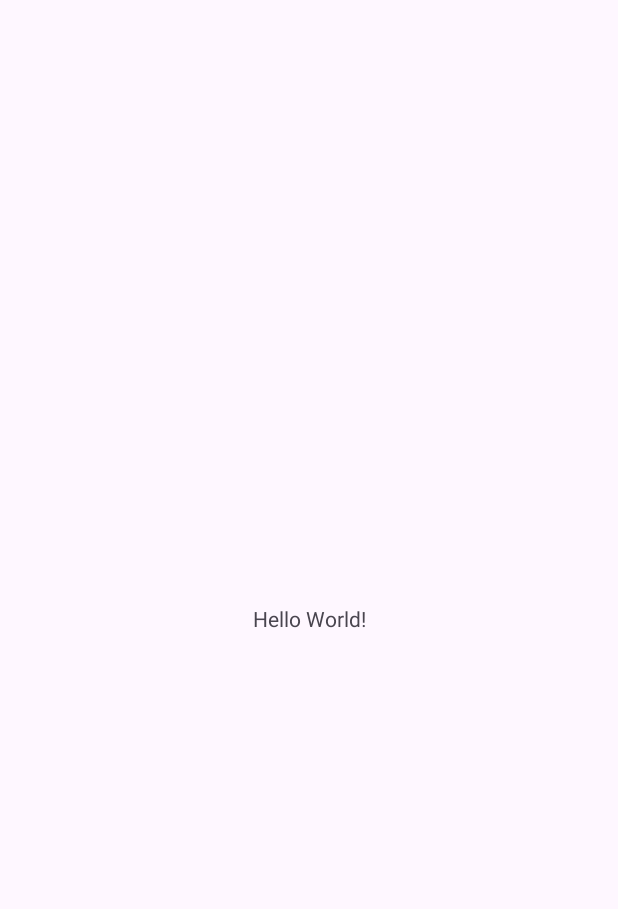
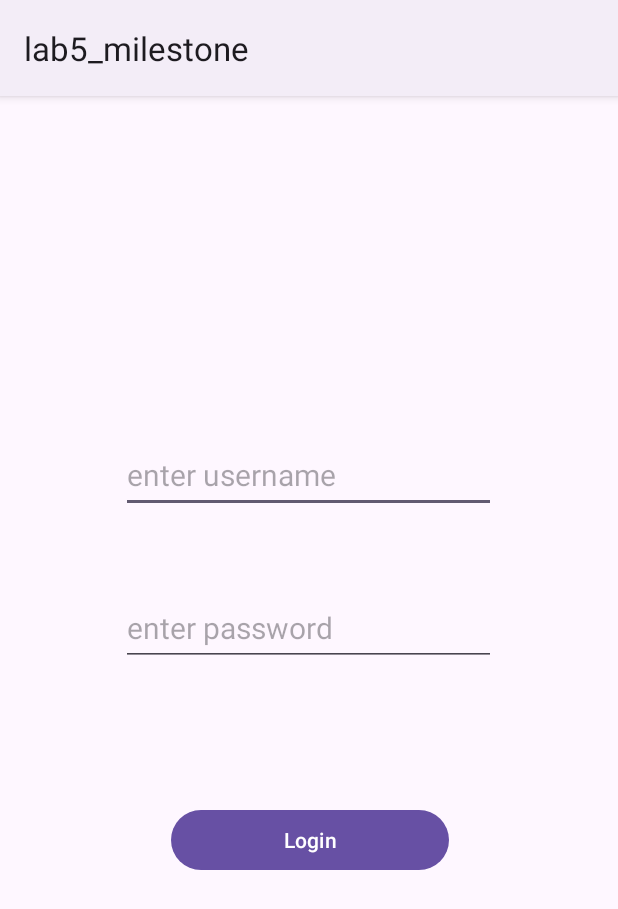
Before and after one commit to JuanEulogio/lab5_notesApp, an Android app: the screen it shows after launch (MainActivity), on a phone screen of 412 x 824 dp. Before the commit the part shown is almost empty. Shown: the top 909 px of the screen. Run offline under Robolectric (Android 15) with nearby library versions, the phone set to English and light mode, and no system bars.

Commit message:
finished milestone 2

```diff
--- a/app/src/main/AndroidManifest.xml
+++ b/app/src/main/AndroidManifest.xml
@@ -13,6 +13,12 @@
         android:theme="@style/Theme.Lab5_milestone"
         tools:targetApi="31">
         <activity
+            android:name=".NoteWriting"
+            android:exported="false" />
+        <activity
+            android:name=".notesPage"
+            android:exported="false" />
+        <activity
             android:name=".MainActivity"
             android:exported="true">
             <intent-filter>
--- a/app/src/main/java/com/cs407/lab5_milestone/MainActivity.java
+++ b/app/src/main/java/com/cs407/lab5_milestone/MainActivity.java
@@ -2,13 +2,60 @@ package com.cs407.lab5_milestone;
 
 import androidx.appcompat.app.AppCompatActivity;
 
+import android.content.Context;
+import android.content.Intent;
+import android.content.SharedPreferences;
 import android.os.Bundle;
+import android.util.Log;
+import android.view.Menu;
+import android.view.MenuInflater;
+import android.view.View;
+import android.widget.Button;
+import android.widget.EditText;
+import android.widget.TextView;
 
 public class MainActivity extends AppCompatActivity {
 
     @Override
     protected void onCreate(Bundle savedInstanceState) {
         super.onCreate(savedInstanceState);
-        setContentView(R.layout.activity_main);
+
+
+        SharedPreferences sharedPreferences =
+                getSharedPreferences ("com.cs407.lab5_milestone", Context.MODE_PRIVATE);
+
+        if (sharedPreferences.getString ( "username", "") != "") {
+
+            // Implies that the username exists in SharedPreferences. The user did not log out when closing
+            // the application
+            // Get the value of the logged in username from SharedPreferences using the
+            // sharedPreferences.getString(username,"").
+            // Using Intents start the second screen, Figure 2 activity
+            goToActivity( sharedPreferences.getString("username", "") );
+
+
+        }else {
+
+            setContentView(R.layout.activity_main);
+        }
+        Intent intent= getIntent();
+
     }
+
+    public void login(View view){
+        EditText usernameText = (EditText) findViewById(R.id.Username);
+
+        SharedPreferences sharedPreferences = getSharedPreferences ("com.cs407.lab5_milestone", MODE_PRIVATE);
+        sharedPreferences.edit() .putString("username", usernameText.getText().toString()).apply();
+
+        goToActivity(usernameText.getText().toString());
+    }
+
+    public void goToActivity(String s){
+        Intent intent = new Intent (this, notesPage.class);
+        intent.putExtra("valid", s);
+        startActivity(intent);
+    }
+
+
 }
--- /dev/null
+++ b/app/src/main/res/drawable/baseline_edit_note_24.xml
@@ -0,0 +1,5 @@
+<vector android:height="24dp" android:tint="#000000"
+    android:viewportHeight="24" android:viewportWidth="24"
+    android:width="24dp" xmlns:android="http://schemas.android.com/apk/res/android">
+    <path android:fillColor="@android:color/white" android:pathData="M3,10h11v2H3V10zM3,8h11V6H3V8zM3,16h7v-2H3V16zM18.01,12.87l0.71,-0.71c0.39,-0.39 1.02,-0.39 1.41,0l0.71,0.71c0.39,0.39 0.39,1.02 0,1.41l-0.71,0.71L18.01,12.87zM17.3,13.58l-5.3,5.3V21h2.12l5.3,-5.3L17.3,13.58z"/>
+</vector>
--- a/app/src/main/res/layout/activity_main.xml
+++ b/app/src/main/res/layout/activity_main.xml
@@ -6,13 +6,44 @@
     android:layout_height="match_parent"
     tools:context=".MainActivity">
 
-    <TextView
-        android:layout_width="wrap_content"
-        android:layout_height="wrap_content"
-        android:text="Hello World!"
+    <Button
+        android:id="@+id/login"
+        android:layout_width="185dp"
+        android:layout_height="48dp"
+        android:layout_marginStart="119dp"
+        android:layout_marginEnd="120dp"
+        android:layout_marginBottom="240dp"
+        android:onClick="login"
+        android:text="Login"
         app:layout_constraintBottom_toBottomOf="parent"
         app:layout_constraintEnd_toEndOf="parent"
-        app:layout_constraintStart_toStartOf="parent"
-        app:layout_constraintTop_toTopOf="parent" />
+        app:layout_constraintHorizontal_bias="0.461"
+        app:layout_constraintStart_toStartOf="parent" />
+
+    <EditText
+        android:id="@+id/Username"
+        android:layout_width="250dp"
+        android:layout_height="50dp"
+        android:layout_marginStart="80dp"
+        android:layout_marginEnd="81dp"
+        android:layout_marginBottom="52dp"
+        android:hint="enter username"
+        android:textSize="20dp"
+        app:layout_constraintBottom_toTopOf="@+id/password"
+        app:layout_constraintEnd_toEndOf="parent"
+        app:layout_constraintStart_toStartOf="parent" />
+
+    <EditText
+        android:id="@+id/password"
+        android:layout_width="250dp"
+        android:layout_height="50dp"
+        android:layout_marginStart="80dp"
+        android:layout_marginEnd="81dp"
+        android:layout_marginBottom="92dp"
+        android:hint="enter password"
+        android:textSize="20dp"
+        app:layout_constraintBottom_toTopOf="@+id/login"
+        app:layout_constraintEnd_toEndOf="parent"
+        app:layout_constraintStart_toStartOf="parent" />
 
 </androidx.constraintlayout.widget.ConstraintLayout>
--- a/app/src/main/res/values/themes.xml
+++ b/app/src/main/res/values/themes.xml
@@ -1,6 +1,6 @@
 <resources xmlns:tools="http://schemas.android.com/tools">
     <!-- Base application theme. -->
-    <style name="Base.Theme.Lab5_milestone" parent="Theme.Material3.DayNight.NoActionBar">
+    <style name="Base.Theme.Lab5_milestone" parent="Theme.Material3.DayNight">
         <!-- Customize your light theme here. -->
         <!-- <item name="colorPrimary">@color/my_light_primary</item> -->
     </style>
```
Also changed, not shown: app/src/main/java/com/cs407/lab5_milestone/DBHelper.java (added, +66 -0 lines), app/src/main/java/com/cs407/lab5_milestone/NoteWriting.java (added, +131 -0 lines), app/src/main/java/com/cs407/lab5_milestone/Notes.java (added, +28 -0 lines), app/src/main/java/com/cs407/lab5_milestone/notesPage.java (added, +96 -0 lines), app/src/main/res/layout/activity_note_writing.xml (added, +41 -0 lines), app/src/main/res/layout/activity_notes_page.xml (added, +28 -0 lines), app/src/main/res/menu/notes_menu.xml (added, +14 -0 lines).
